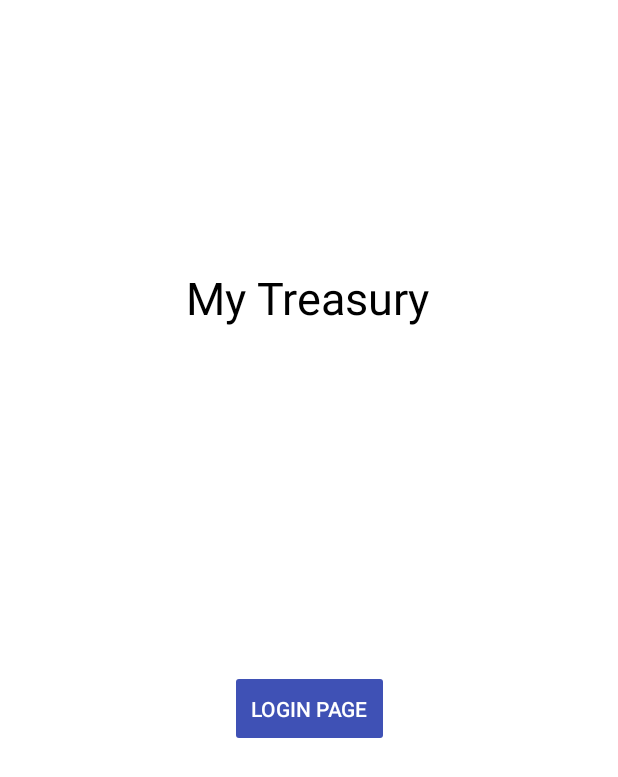
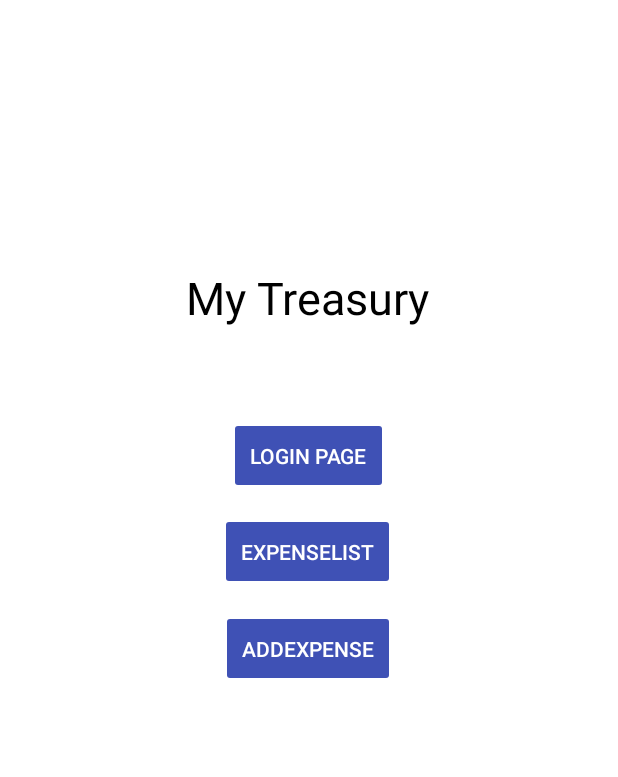
Before and after one commit to tristangh/FIR, an Android app: the Dashboard screen opened directly, with no data from a screen before it, on a phone screen of 412 x 824 dp. Shown: the top 777 px of the screen. Run offline under Robolectric (Android 15) with nearby library versions, the phone set to English and light mode, and no system bars.

```diff
--- a/app/src/main/AndroidManifest.xml
+++ b/app/src/main/AndroidManifest.xml
@@ -11,13 +11,13 @@
         android:roundIcon="@mipmap/ic_launcher_round"
         android:supportsRtl="true"
         android:theme="@style/AppTheme">
-        <activity android:name="com.example.MyTreasury.SpreadSheet">
+        <activity android:name="com.example.MyTreasury.MainActivity">
             <intent-filter>
                 <action android:name="android.intent.action.MAIN" />
-
                 <category android:name="android.intent.category.LAUNCHER" />
             </intent-filter>
         </activity>
+        <activity android:name=".SpreadSheet"></activity>
         <activity android:name=".Account"></activity>
         <activity android:name=".AccountEdit"></activity>
         <activity android:name=".AddExpense"></activity>
--- a/app/src/main/java/com/example/MyTreasury/SpreadSheet.java
+++ b/app/src/main/java/com/example/MyTreasury/SpreadSheet.java
@@ -1,6 +1,4 @@
 package com.example.MyTreasury;
-
-import androidx.appcompat.app.AppCompatActivity;
 
 import android.app.DatePickerDialog;
 import android.app.ProgressDialog;
@@ -13,12 +11,12 @@ import android.widget.RelativeLayout;
 import android.widget.TextView;
 import android.widget.Toast;
 
+import androidx.appcompat.app.AppCompatActivity;
+
 import com.android.volley.AuthFailureError;
-import com.android.volley.DefaultRetryPolicy;
 import com.android.volley.Request;
 import com.android.volley.RequestQueue;
 import com.android.volley.Response;
-import com.android.volley.RetryPolicy;
 import com.android.volley.VolleyError;
 import com.android.volley.toolbox.StringRequest;
 import com.android.volley.toolbox.Volley;
--- a/app/src/main/res/layout/dashboard.xml
+++ b/app/src/main/res/layout/dashboard.xml
@@ -39,8 +39,37 @@
                 android:text="Login Page"
                 app:layout_constraintBottom_toBottomOf="parent"
                 app:layout_constraintEnd_toEndOf="parent"
+                app:layout_constraintHorizontal_bias="0.498"
                 app:layout_constraintStart_toStartOf="parent"
-                app:layout_constraintTop_toBottomOf="@+id/tvTitle" />
+                app:layout_constraintTop_toBottomOf="@+id/tvTitle"
+                app:layout_constraintVertical_bias="0.139" />
+
+            <Button
+                android:id="@+id/expenselistshow_button"
+                android:layout_width="wrap_content"
+                android:layout_height="wrap_content"
+                android:onClick="onButtonClick"
+                android:text="ExpenseList"
+                app:layout_constraintBottom_toBottomOf="parent"
+                app:layout_constraintEnd_toEndOf="parent"
+                app:layout_constraintHorizontal_bias="0.497"
+                app:layout_constraintStart_toStartOf="parent"
+                app:layout_constraintTop_toBottomOf="@+id/tvTitle"
+                app:layout_constraintVertical_bias="0.276" />
+
+            <Button
+                android:id="@+id/addexpenseshow_button"
+                android:layout_width="wrap_content"
+                android:layout_height="wrap_content"
+                android:onClick="onButtonClick"
+                android:text="AddExpense"
+                app:layout_constraintBottom_toBottomOf="parent"
+                app:layout_constraintEnd_toEndOf="parent"
+                app:layout_constraintHorizontal_bias="0.497"
+                app:layout_constraintStart_toStartOf="parent"
+                app:layout_constraintTop_toBottomOf="@+id/tvTitle"
+                app:layout_constraintVertical_bias="0.415" />
+
         </androidx.constraintlayout.widget.ConstraintLayout>
 
     </LinearLayout>
--- a/app/src/main/res/values/styles.xml
+++ b/app/src/main/res/values/styles.xml
@@ -16,6 +16,7 @@
         <item name="windowActionModeOverlay">true</item>
     </style>
 
+
     <style name="AppTheme.NoActionBar" parent="AppTheme">
         <item name="windowActionBar">false</item>
         <item name="windowNoTitle">true</item>
@@ -24,6 +25,7 @@
     <style name="AppTheme.NoActionBar.TransparentStatusBar" parent="AppTheme.NoActionBar">
         <item name="windowActionBar">false</item>
         <item name="windowNoTitle">true</item>
+        <item name="android:statusBarColor">@android:color/transparent</item>
     </style>
 
     <style name="ExpenseTrackerEditText" parent="Base.Widget.AppCompat.EditText">
```
Also changed, not shown: app/src/main/java/com/example/MyTreasury/Account.java (+15 -8 lines), app/src/main/java/com/example/MyTreasury/Dashboard.java (+12 -0 lines), app/src/main/java/com/example/MyTreasury/Statistics.java (+7 -8 lines), app/src/main/java/com/example/MyTreasury/spreadsheet_fragment.java (+7 -8 lines), app/src/main/res/layout/header.xml (+21 -2 lines), app/src/main/res/menu/navigation_menu.xml (+16 -16 lines), app/src/main/res/values/strings.xml (+17 -0 lines).
